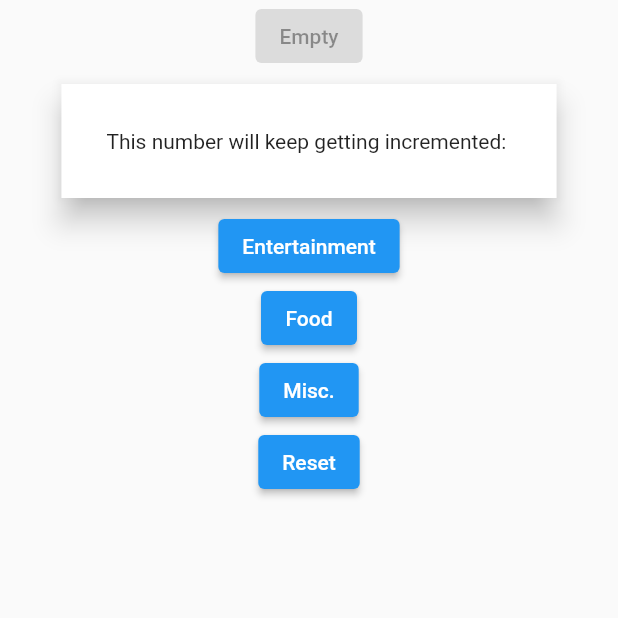
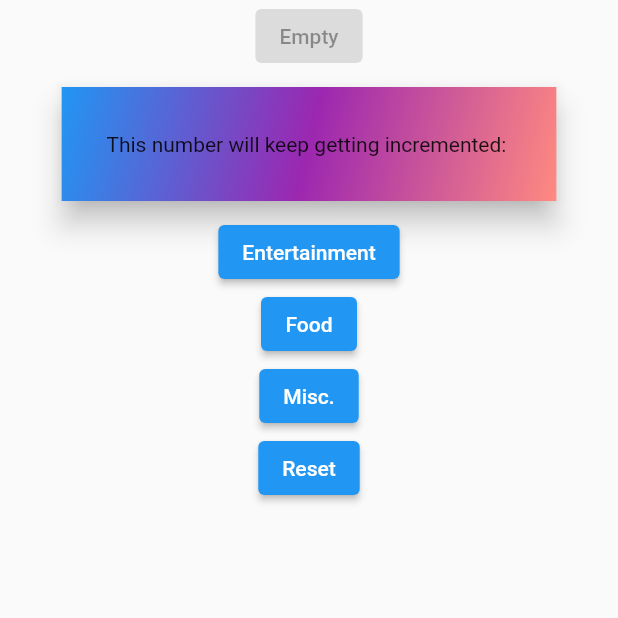
Before and after one commit to theAB316/expense-tracker, a Flutter app: the screen it shows after launch, on a phone screen of 412 x 824 dp, the top half of it. Run offline on Flutter 3.47's test engine with Material 2 defaults, Android fonts, the phone set to English and light mode, and no system bars; missing offline and left inert: cupertino_rounded_corners.

Commit message:
feat: add gradient to Squircle widget

```diff
--- a/flutter_expense_tracker/lib/ui/common/squircle_widget.dart
+++ b/flutter_expense_tracker/lib/ui/common/squircle_widget.dart
@@ -4,15 +4,15 @@ import 'package:flutter/material.dart';
 import 'package:cupertino_rounded_corners/cupertino_rounded_corners.dart'; // For SquircleBorder
 
 class SquircleWidget extends StatelessWidget {
-  Color color;
+  List<Color> colors;
   EdgeInsets margin;
   double shadowElevation;
   Widget child;
   EdgeInsets childPadding;
 
   SquircleWidget({
-    this.color = Colors.white,
-    this.margin = const EdgeInsets.all(8.0),
+    this.colors = const [Colors.blue, Colors.purpleAccent, Colors.deepOrangeAccent],
+    this.margin = const EdgeInsets.all(10.0),
     this.shadowElevation = 8.0,
     this.child = const SizedBox.shrink(),
     this.childPadding = const EdgeInsets.all(30.0),
@@ -21,26 +21,141 @@ class SquircleWidget extends StatelessWidget {
   @override
   Widget build(BuildContext context) {
     return Container(
-      decoration: BoxDecoration(
-        color: Colors.transparent,
-        borderRadius: BorderRadius.all(
-          Radius.circular(4.0),
-        ),
-      ),
       margin: margin,
       child: Material(
-        color: color,
-        shape: SquircleBorder(
+        color: Colors.transparent,
+        shape: const SquircleBorder(
           radius: BorderRadius.all(
-            Radius.elliptical(
-              40.0,
-              40.0,
+            Radius.elliptical(40.0, 40.0),
+          ),
+        ),
+        clipBehavior: Clip.antiAlias,
+        elevation: shadowElevation,
+        child: Container(
+          padding: childPadding,
+          decoration: BoxDecoration(
+            gradient: LinearGradient(
+              begin: Alignment.topLeft,
+              end: Alignment.bottomRight,
+              colors: colors,
             ),
           ),
+          child: child,
         ),
-        elevation: shadowElevation,
-        child: Padding(padding: childPadding, child: child),
       ),
     );
   }
 }
+
+
+
+
+
+// // ignore_for_file: prefer_const_constructors
+
+// import 'package:flutter/material.dart';
+// import 'package:cupertino_rounded_corners/cupertino_rounded_corners.dart'; // For SquircleBorder
+
+// class SquircleWidget extends StatelessWidget {
+//   Color color;
+//   EdgeInsets margin;
+//   double shadowElevation;
+//   Widget child;
+//   EdgeInsets childPadding;
+
+//   SquircleWidget({
+//     this.color = Colors.white,
+//     this.margin = const EdgeInsets.all(8.0),
+//     this.shadowElevation = 8.0,
+//     this.child = const SizedBox.shrink(),
+//     this.childPadding = const EdgeInsets.all(30.0),
+//   });
+
+//   @override
+//   Widget build(BuildContext context) {
+//     return Container(
+//       decoration: BoxDecoration(
+//         color: Colors.transparent,
+//         borderRadius: BorderRadius.all(
+//           Radius.circular(4.0),
+//         ),
+//       ),
+//       margin: margin,
+
+
+//       child: Material(
+//         color: color,
+//         shape: SquircleBorder(
+//           radius: BorderRadius.all(
+//             Radius.elliptical(
+//               40.0,
+//               40.0,
+//             ),
+//           ),
+//         ),
+//         elevation: shadowElevation,
+//         child: Padding(padding: childPadding, child: child),
+//       ),
+//     );
+//   }
+// }
+
+
+
+
+// // ignore_for_file: prefer_const_constructors
+
+// import 'package:flutter/material.dart';
+// import 'package:cupertino_rounded_corners/cupertino_rounded_corners.dart'; // For SquircleBorder
+
+// class SquircleWidget extends StatelessWidget {
+//   Color color;
+//   EdgeInsets margin;
+//   double shadowElevation;
+//   Widget child;
+//   EdgeInsets childPadding;
+
+//   SquircleWidget({
+//     this.color = Colors.white,
+//     this.margin = const EdgeInsets.all(8.0),
+//     this.shadowElevation = 8.0,
+//     this.child = const SizedBox.shrink(),
+//     this.childPadding = const EdgeInsets.all(30.0),
+//   });
+
+//   @override
+//   Widget build(BuildContext context) {
+//     return Container(
+//       decoration: BoxDecoration(
+//         color: Colors.transparent,
+//         borderRadius: BorderRadius.all(
+//           Radius.circular(4.0),
+//         ),
+//       ),
+//       margin: EdgeInsets.all(20.0),
+//       child: Material(
+//         color: Colors.pink,
+//         shape: SquircleBorder(
+//           radius: BorderRadius.all(
+//             Radius.elliptical(40.0, 40.0),
+//           ),
+//         ),
+//         elevation: 8.0,
+//         child: Container(
+//           decoration: BoxDecoration(
+//             gradient: LinearGradient(
+//               begin: Alignment.centerLeft,
+//               end: Alignment.centerRight,
+//               colors: [Colors.purple, Colors.blue],
+//             ),
+//           ),
+
+//           child: Padding(
+//             padding: EdgeInsets.all(30.0),
+//             child: Text("This is an example."),
+//           ),
+//         ),
+//       ),
+//     );
+//   }
+// }
--- a/flutter_expense_tracker/lib/ui/main_page/main_expenses_widget.dart
+++ b/flutter_expense_tracker/lib/ui/main_page/main_expenses_widget.dart
@@ -14,6 +14,7 @@ class _MainExpensesWidgetState extends State<MainExpensesWidget> {
   @override
   Widget build(BuildContext context) {
     return SquircleWidget(
+      colors: [Colors.blue, Colors.purple, Colors.redAccent.shade100],
       child: Text(
         "This number will keep getting incremented: ",
       ),
```
